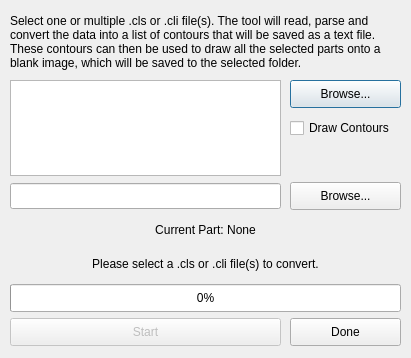
Before: the Qt Designer form gui/dialogSliceConverter.ui in Spinarakk/defectmonitor, drawn with Qt 5.
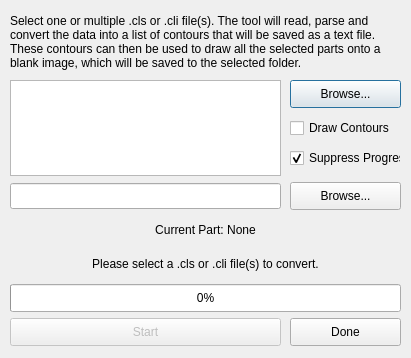
After: the same form once the commit is applied. Icons and pictures are not drawn.

Commit message: - Figured out why the slice conversion wasn't working and rewrote it to now work correctly in Python 3 - Re-implemented the status and progress indicators, however the progress readout causes lag due to too many signals emitted and thus a suppress progress checkbox has been added temporarily - QFileSystemWatcher has been found to lock the watched directories which means that imwrite cannot save images to the watched folders - As such this functionality needs to be reverted back to using QTimer to constantly poll the folder for changes

```diff
--- a/gui/dialogSliceConverter.ui
+++ b/gui/dialogSliceConverter.ui
@@ -199,6 +199,22 @@
     <string>Browse...</string>
    </property>
   </widget>
+  <widget class="QCheckBox" name="checkSuppress">
+   <property name="geometry">
+    <rect>
+     <x>290</x>
+     <y>150</y>
+     <width>111</width>
+     <height>16</height>
+    </rect>
+   </property>
+   <property name="text">
+    <string>Suppress Progress</string>
+   </property>
+   <property name="checked">
+    <bool>true</bool>
+   </property>
+  </widget>
  </widget>
  <tabstops>
   <tabstop>listSliceFiles</tabstop>
```
The commit also changes 10 other files.
